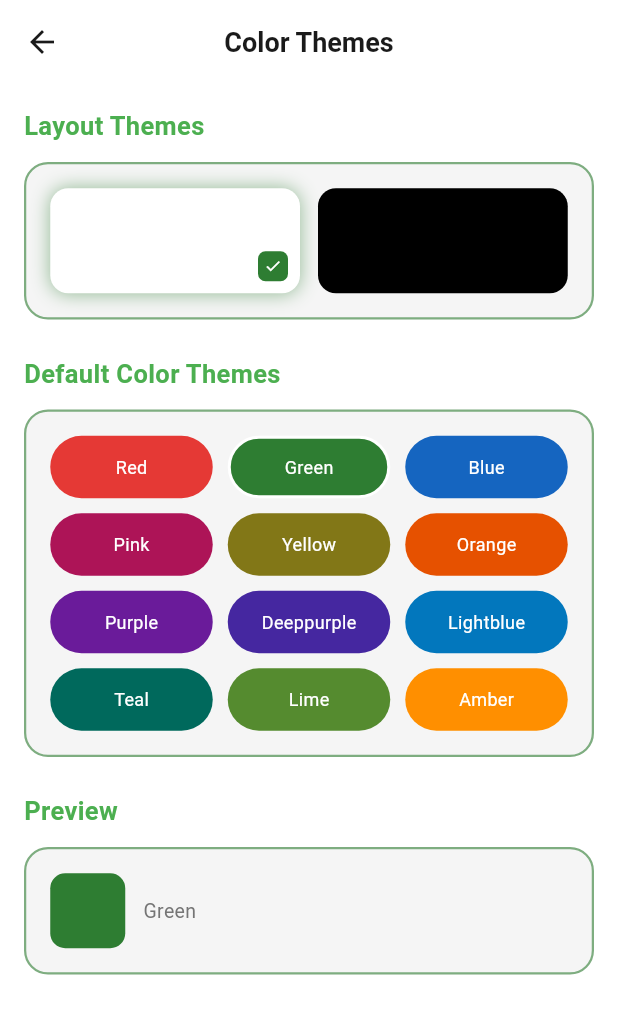
After one commit to hikaamTYZ1234/Project-Sayur, a Flutter app: the ColorThemesScreen screen opened by its route, on a phone screen of 412 x 824 dp. The commit adds this screen. Shown: the top 1014 px of the screen. Run offline on Flutter 3.47's test engine with Material 3 defaults, Android fonts, the phone set to English and light mode, and no system bars; our stand-ins replace shared_preferences; accounts and stored records are empty.

Commit message:
fitur color_themes done

```diff
--- /dev/null
+++ b/lib/features/main_menu/screens/color_themes_screen.dart
@@ -0,0 +1,330 @@
+import 'package:flutter/material.dart';
+import 'package:provider/provider.dart';
+import '../../../theme/app_colors.dart';
+import '../../../theme/theme_provider.dart';
+
+// ─────────────────────────────────────────────────────────────────
+//  DATA WARNA
+// ─────────────────────────────────────────────────────────────────
+class _ColorOption {
+  final String label;
+  final Color color;
+  const _ColorOption({required this.label, required this.color});
+}
+
+const List<_ColorOption> _colorOptions = [
+  _ColorOption(label: 'Red', color: Color(0xFFE53935)),
+  _ColorOption(label: 'Green', color: Color(0xFF2E7D32)),
+  _ColorOption(label: 'Blue', color: Color(0xFF1565C0)),
+  _ColorOption(label: 'Pink', color: Color(0xFFAD1457)),
+  _ColorOption(label: 'Yellow', color: Color(0xFF827717)),
+  _ColorOption(label: 'Orange', color: Color(0xFFE65100)),
+  _ColorOption(label: 'Purple', color: Color(0xFF6A1B9A)),
+  _ColorOption(label: 'Deeppurple', color: Color(0xFF4527A0)),
+  _ColorOption(label: 'Lightblue', color: Color(0xFF0277BD)),
+  _ColorOption(label: 'Teal', color: Color(0xFF00695C)),
+  _ColorOption(label: 'Lime', color: Color(0xFF558B2F)),
+  _ColorOption(label: 'Amber', color: Color(0xFFFF8F00)),
+];
+
+// ─────────────────────────────────────────────────────────────────
+//  SCREEN
+// ─────────────────────────────────────────────────────────────────
+class ColorThemesScreen extends StatefulWidget {
+  const ColorThemesScreen({super.key});
+
+  @override
+  State<ColorThemesScreen> createState() => _ColorThemesScreenState();
+}
+
+class _ColorThemesScreenState extends State<ColorThemesScreen> {
+  int _selectedColorIndex = 1;
+
+  @override
+  Widget build(BuildContext context) {
+    final isDark = Theme.of(context).brightness == Brightness.dark;
+    final themeProvider = context.watch<ThemeProvider>();
+
+    // 🔥 warna aktif (lokal saja)
+    final selectedColor = _colorOptions[_selectedColorIndex].color;
+
+    return Scaffold(
+      appBar: AppBar(
+        title: const Text('Color Themes'),
+      ),
+      body: SingleChildScrollView(
+        padding: const EdgeInsets.all(16),
+        child: Column(
+          crossAxisAlignment: CrossAxisAlignment.start,
+          children: [
+            _SectionTitle(text: 'Layout Themes', isDark: isDark),
+            const SizedBox(height: 12),
+
+            // 🔥 CARD 1
+            _SectionCard(
+              isDark: isDark,
+              accentColor: selectedColor,
+              child: Row(
+                children: [
+                  Expanded(
+                    child: _LayoutThemeTile(
+                      isDarkTile: false,
+                      isSelected: !themeProvider.isDarkMode,
+                      accentColor: selectedColor,
+                      onTap: () =>
+                          themeProvider.setTheme(ThemeMode.light),
+                    ),
+                  ),
+                  const SizedBox(width: 12),
+                  Expanded(
+                    child: _LayoutThemeTile(
+                      isDarkTile: true,
+                      isSelected: themeProvider.isDarkMode,
+                      accentColor: selectedColor,
+                      onTap: () =>
+                          themeProvider.setTheme(ThemeMode.dark),
+                    ),
+                  ),
+                ],
+              ),
+            ),
+
+            const SizedBox(height: 24),
+
+            _SectionTitle(text: 'Default Color Themes', isDark: isDark),
+            const SizedBox(height: 12),
+
+            // 🔥 CARD 2
+            _SectionCard(
+              isDark: isDark,
+              accentColor: selectedColor,
+              child: GridView.builder(
+                shrinkWrap: true,
+                physics: const NeverScrollableScrollPhysics(),
+                gridDelegate:
+                    const SliverGridDelegateWithFixedCrossAxisCount(
+                  crossAxisCount: 3,
+                  crossAxisSpacing: 10,
+                  mainAxisSpacing: 10,
+                  childAspectRatio: 2.6,
+                ),
+                itemCount: _colorOptions.length,
+                itemBuilder: (_, i) {
+                  final opt = _colorOptions[i];
+                  final isSelected = i == _selectedColorIndex;
+                  return _ColorChip(
+                    option: opt,
+                    isSelected: isSelected,
+                    onTap: () =>
+                        setState(() => _selectedColorIndex = i),
+                  );
+                },
+              ),
+            ),
+
+            const SizedBox(height: 24),
+
+            _SectionTitle(text: 'Preview', isDark: isDark),
+            const SizedBox(height: 12),
+
+            // 🔥 CARD 3
+            _SectionCard(
+              isDark: isDark,
+              accentColor: selectedColor,
+              child: _ColorPreview(
+                color: selectedColor,
+                label: _colorOptions[_selectedColorIndex].label,
+                isDark: isDark,
+              ),
+            ),
+          ],
+        ),
+      ),
+    );
+  }
+}
+
+// ─────────────────────────────────────────────────────────────────
+//  SECTION TITLE
+// ─────────────────────────────────────────────────────────────────
+class _SectionTitle extends StatelessWidget {
+  final String text;
+  final bool isDark;
+
+  const _SectionTitle({required this.text, required this.isDark});
+
+  @override
+  Widget build(BuildContext context) {
+    return Text(
+      text,
+      style: TextStyle(
+        fontSize: 17,
+        fontWeight: FontWeight.bold,
+        color: isDark ? Colors.greenAccent : Colors.green,
+      ),
+    );
+  }
+}
+
+// ─────────────────────────────────────────────────────────────────
+//  SECTION CARD (🔥 ADA BORDER DINAMIS)
+// ─────────────────────────────────────────────────────────────────
+class _SectionCard extends StatelessWidget {
+  final bool isDark;
+  final Widget child;
+  final Color accentColor;
+
+  const _SectionCard({
+    required this.isDark,
+    required this.child,
+    required this.accentColor,
+  });
+
+  @override
+  Widget build(BuildContext context) {
+    return Container(
+      padding: const EdgeInsets.all(16),
+      decoration: BoxDecoration(
+        color: isDark ? AppColors.surfaceDark : AppColors.surfaceLight,
+        borderRadius: BorderRadius.circular(16),
+
+        // 🔥 BORDER IKUT WARNA PILIHAN
+        border: Border.all(
+          color: accentColor.withOpacity(0.6),
+          width: 1.5,
+        ),
+      ),
+      child: child,
+    );
+  }
+}
+
+// ─────────────────────────────────────────────────────────────────
+//  TILE LIGHT/DARK (TANPA BORDER)
+// ─────────────────────────────────────────────────────────────────
+class _LayoutThemeTile extends StatelessWidget {
+  final bool isDarkTile;
+  final bool isSelected;
+  final Color accentColor;
+  final VoidCallback onTap;
+
+  const _LayoutThemeTile({
+    required this.isDarkTile,
+    required this.isSelected,
+    required this.accentColor,
+    required this.onTap,
+  });
+
+  @override
+  Widget build(BuildContext context) {
+    return GestureDetector(
+      onTap: onTap,
+      child: AnimatedContainer(
+        duration: const Duration(milliseconds: 200),
+        height: 70,
+        decoration: BoxDecoration(
+          color: isDarkTile ? Colors.black : Colors.white,
+          borderRadius: BorderRadius.circular(12),
+
+          // 🔥 pakai shadow, bukan border
+          boxShadow: isSelected
+              ? [
+                  BoxShadow(
+                    color: accentColor.withOpacity(0.5),
+                    blurRadius: 10,
+                  )
+                ]
+              : [],
+        ),
+        child: Stack(
+          children: [
+            if (isSelected)
+              Positioned(
+                right: 8,
+                bottom: 8,
+                child: Container(
+                  width: 20,
+                  height: 20,
+                  decoration: BoxDecoration(
+                    color: accentColor,
+                    borderRadius: BorderRadius.circular(5),
+                  ),
+                  child: const Icon(Icons.check,
+                      size: 12, color: Colors.white),
+                ),
+              ),
+          ],
+        ),
+      ),
+    );
+  }
+}
+
+// ─────────────────────────────────────────────────────────────────
+//  COLOR CHIP
+// ─────────────────────────────────────────────────────────────────
+class _ColorChip extends StatelessWidget {
+  final _ColorOption option;
+  final bool isSelected;
+  final VoidCallback onTap;
+
+  const _ColorChip({
+    required this.option,
+    required this.isSelected,
+    required this.onTap,
+  });
+
+  @override
+  Widget build(BuildContext context) {
+    return GestureDetector(
+      onTap: onTap,
+      child: Container(
+        decoration: BoxDecoration(
+          color: option.color,
+          borderRadius: BorderRadius.circular(24),
+          border: isSelected
+              ? Border.all(color: Colors.white, width: 2)
+              : null,
+        ),
+        alignment: Alignment.center,
+        child: Text(
+          option.label,
+          style: const TextStyle(color: Colors.white, fontSize: 12),
+        ),
+      ),
+    );
+  }
+}
+
+// ─────────────────────────────────────────────────────────────────
+//  PREVIEW
+// ─────────────────────────────────────────────────────────────────
+class _ColorPreview extends StatelessWidget {
+  final Color color;
+  final String label;
+  final bool isDark;
+
+  const _ColorPreview({
+    required this.color,
+    required this.label,
+    required this.isDark,
+  });
+
+  @override
+  Widget build(BuildContext context) {
+    return Row(
+      children: [
+        Container(
+          width: 50,
+          height: 50,
+          decoration: BoxDecoration(
+            color: color,
+            borderRadius: BorderRadius.circular(10),
+          ),
+        ),
+        const SizedBox(width: 12),
+        Text(label),
+      ],
+    );
+  }
+}
--- a/lib/routes/app_routes.dart
+++ b/lib/routes/app_routes.dart
@@ -4,6 +4,7 @@ import '../features/auth/screens/register_screen.dart';
 import '../features/messages/screens/message_list_screen.dart';
 import '../features/messages/screens/chat_detail.dart';
 import '../features/food/screens/orders_screen.dart';
+import '../features/main_menu/screens/color_themes_screen.dart';
 
 
 
@@ -13,6 +14,7 @@ class AppRoutes {
   static const String messageList = '/message-list';
   static const String chatDetail = '/chat-detail';
   static const String orders = '/orders';
+  static const String colorThemes = '/color-themes';
 
   // Tambahkan ini agar 'AppRoutes.routes' di main.dart tidak error
   static Map<String, WidgetBuilder> get routes => {
@@ -21,6 +23,7 @@ class AppRoutes {
     messageList: (context) => const MessageListScreen(),
     chatDetail: (context) => const ChatDetailScreen(),
     orders: (context) => const OrdersScreen(),
+    colorThemes: (context) => const ColorThemesScreen(),
   };
 
   // Tambahkan ini agar 'AppRoutes.onGenerateRoute' di main.dart tidak error
```
Also changed, not shown: 1 other file.
